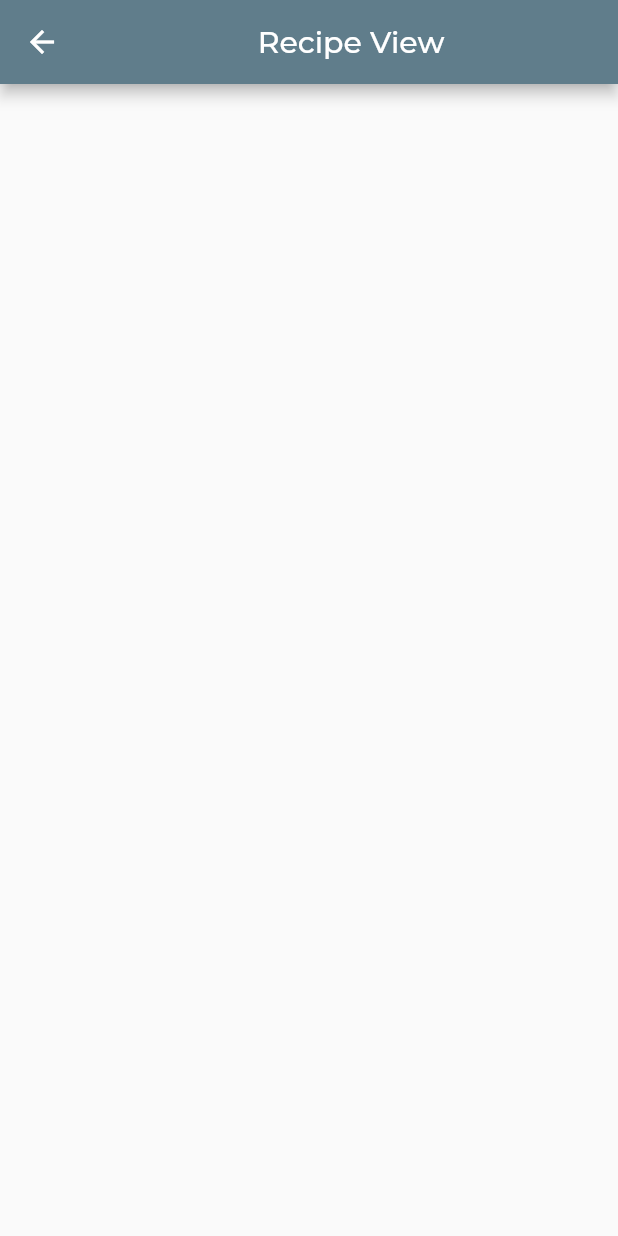
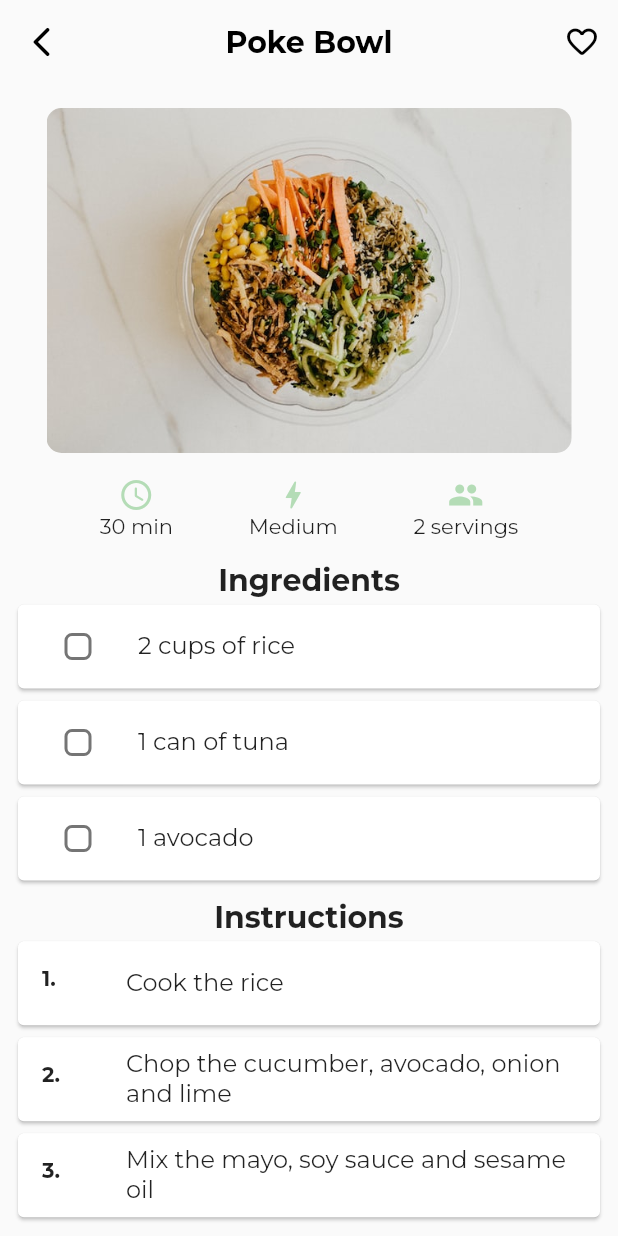
Before and after one commit to gu-tig333-ht22/Foodado-Recipe-App, a Flutter app: the RecipeView screen opened by its route, on a phone screen of 412 x 824 dp. Run offline on Flutter 3.47's test engine with Material 2 defaults, Android fonts, the phone set to English and light mode, and no system bars; our stand-ins replace google_fonts.

Commit message:
add recipe view v1

```diff
--- a/lib/views/filter_view.dart
+++ b/lib/views/filter_view.dart
@@ -62,7 +62,6 @@ class _FilterViewState extends State<FilterView> {
   }
 
   Widget recipeTypeFilter() {
-    //list lunch breakfast dinner dessert
     List<String> recipeType = [
       'Lunch',
       'Breakfast',
@@ -113,8 +112,6 @@ class _FilterViewState extends State<FilterView> {
     );
   }
 
-//list of dietary restrictions checkboxes (vegan, vegetarian, gluten free, dairy free, nut free, egg free, soy free, fish free, shellfish free)
-
   Widget dietaryRestrictionsFilter() {
     List<String> dietaryRestrictions = [
       'Vegan',
@@ -136,10 +133,12 @@ class _FilterViewState extends State<FilterView> {
               children: [
                 Text(dietaryRestrictions[i]),
                 Checkbox(
+                  shape: RoundedRectangleBorder(
+                    borderRadius: BorderRadius.circular(5),
+                  ),
                   value: false,
                   onChanged: (bool? value) {},
                 ),
-                //leading checkbox
               ],
             ),
           ),
@@ -147,7 +146,6 @@ class _FilterViewState extends State<FilterView> {
     );
   }
 
-//slider for calories
   Widget caloriesFilter() {
     return Column(
       children: [
--- a/lib/views/recipe_view.dart
+++ b/lib/views/recipe_view.dart
@@ -14,16 +14,212 @@ class _RecipeViewState extends State<RecipeView> {
   Widget build(BuildContext context) {
     return Scaffold(
       appBar: AppBar(
-        title: Center(
-          child: Text(
-            'Recipe View',
+        backgroundColor: Colors.transparent,
+        centerTitle: true,
+        elevation: 0,
+        title: const Text(
+          'Poke Bowl', //Name of recipe
+          style: TextStyle(
+            color: Colors.black,
+            fontWeight: FontWeight.bold,
           ),
         ),
+        actions: [
+          //reset filter button
+          IconButton(
+            icon: const Icon(
+              Icons.favorite_border_rounded,
+              color: Colors.black,
+            ),
+            onPressed: () {}, // add to favorites
+          ),
+        ],
+        leading: IconButton(
+          icon: const Icon(
+            Icons.arrow_back_ios_rounded,
+            color: Colors.black,
+          ),
+          onPressed: () {
+            Navigator.of(context).pop();
+          },
+        ),
       ),
-      body: Center(
-        //buttons to navigate to other views
+      body: Padding(
+        padding: const EdgeInsets.all(8.0),
         child: Column(
-          mainAxisAlignment: MainAxisAlignment.center,
+          mainAxisAlignment: MainAxisAlignment.spaceEvenly,
+          crossAxisAlignment: CrossAxisAlignment.center,
+          children: [
+            recipeImage(),
+            recipeInfo(),
+            recipeIngredients(),
+            recipeInstructions(),
+          ],
+        ),
+      ),
+    );
+  }
+
+//recipeImage(), recipeInfo(), recipeIngredients(), recipeInstructions()
+  Widget recipeImage() {
+    return Padding(
+      padding: const EdgeInsets.all(8.0),
+      child: Container(
+        width: 350,
+        height: 230,
+        decoration: BoxDecoration(
+          image: DecorationImage(
+            image: AssetImage('assets/recipe_image.jpg'),
+            fit: BoxFit.cover,
+          ),
+          borderRadius: BorderRadius.circular(10),
+        ),
+      ),
+    );
+  }
+
+  Widget recipeInfo() {
+    return Padding(
+      padding: const EdgeInsets.all(8.0),
+      child: Row(
+        mainAxisAlignment: MainAxisAlignment.spaceEvenly,
+        children: [
+          Column(
+            children: [
+              Icon(
+                Icons.access_time_rounded,
+                color: secondaryColor.withOpacity(0.4),
+              ),
+              const Text(
+                '30 min',
+                style: TextStyle(
+                  fontSize: 14,
+                ),
+              ),
+            ],
+          ),
+          Column(
+            children: [
+              Icon(
+                Icons.bolt_rounded,
+                color: secondaryColor.withOpacity(0.4),
+              ),
+              const Text(
+                'Medium',
+                style: TextStyle(
+                  fontSize: 14,
+                ),
+              ),
+            ],
+          ),
+          Column(
+            children: [
+              Icon(
+                Icons.people,
+                color: secondaryColor.withOpacity(0.4),
+              ),
+              const Text(
+                '2 servings',
+                style: TextStyle(
+                  fontSize: 14,
+                ),
+              ),
+            ],
+          ),
+        ],
+      ),
+    );
+  }
+
+//listtiles of ingredients in boxes with checkboxes
+  Widget recipeIngredients() {
+    List<String> ingredientsList = [
+      '2 cups of rice',
+      '1 can of tuna',
+      '1 avocado',
+      '1 cucumber',
+      '1 small onion',
+      '1 lime',
+      '1 tbsp of mayo',
+      '1 tbsp of soy sauce',
+      '1 tbsp of sesame oil',
+    ];
+    return Expanded(
+      child: Padding(
+        padding: const EdgeInsets.only(top: 8.0),
+        child: Column(
+          children: [
+            const Text(
+              'Ingredients',
+              style: TextStyle(
+                fontSize: 20,
+                fontWeight: FontWeight.bold,
+              ),
+            ),
+            Expanded(
+              child: ListView.builder(
+                itemCount: ingredientsList.length,
+                itemBuilder: (context, index) {
+                  return Card(
+                    child: ListTile(
+                      title: Text(ingredientsList[index]),
+                      leading: Checkbox(
+                        shape: RoundedRectangleBorder(
+                          borderRadius: BorderRadius.circular(5),
+                        ),
+                        value: false,
+                        onChanged: (value) {},
+                      ),
+                    ),
+                  );
+                },
+              ),
+            ),
+          ],
+        ),
+      ),
+    );
+  }
+
+  Widget recipeInstructions() {
+    List<String> instructionsList = [
+      'Cook the rice',
+      'Chop the cucumber, avocado, onion and lime',
+      'Mix the mayo, soy sauce and sesame oil',
+      'Mix all the ingredients together',
+      'Enjoy!',
+    ];
+    return Expanded(
+      child: Padding(
+        padding: const EdgeInsets.only(top: 8.0),
+        child: Column(
+          children: [
+            const Text(
+              'Instructions',
+              style: TextStyle(
+                fontSize: 20,
+                fontWeight: FontWeight.bold,
+              ),
+            ),
+            Expanded(
+              child: ListView.builder(
+                itemCount: instructionsList.length,
+                itemBuilder: (context, index) {
+                  return Card(
+                    child: ListTile(
+                      title: Text(instructionsList[index]),
+                      leading: Text(
+                        '${index + 1}.',
+                        style: const TextStyle(
+                          fontWeight: FontWeight.bold,
+                        ),
+                      ),
+                    ),
+                  );
+                },
+              ),
+            ),
+          ],
         ),
       ),
     );
```
